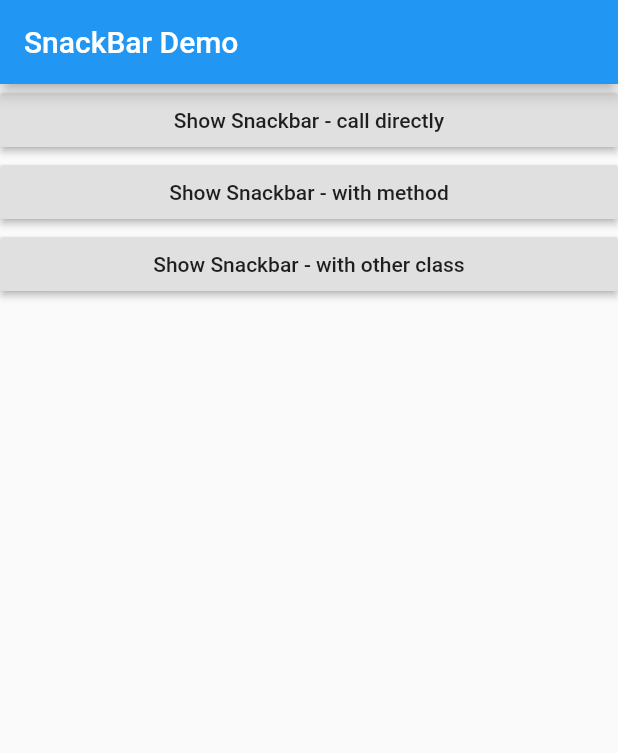
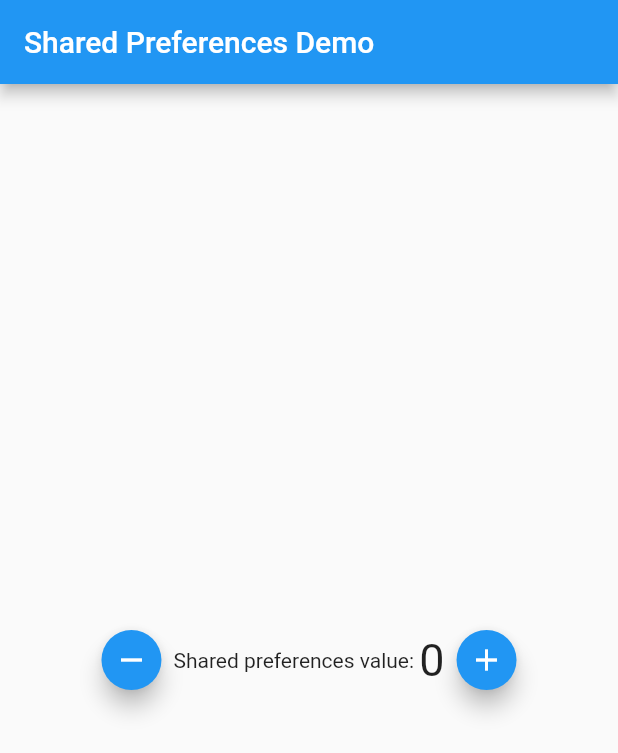
Before and after one commit to miji-lee-developer/flutter_examples, a Flutter app: the screen it shows after launch, on a phone screen of 412 x 824 dp. Shown: the top 753 px of the screen. Run offline on Flutter 3.47's test engine with Material 2 defaults, Android fonts, the phone set to English and light mode, and no system bars; our stand-ins replace shared_preferences.

Commit message:
Day 5. example - Two FloatingActionButtons

```diff
--- a/lib/main.dart
+++ b/lib/main.dart
@@ -1,4 +1,5 @@
 import 'package:flutter/material.dart';
+import 'package:shared_preferences/shared_preferences.dart';
 
 void main() => runApp(MyApp());
 
@@ -11,95 +12,88 @@ class MyApp extends StatelessWidget {
         primarySwatch: Colors.blue,
         visualDensity: VisualDensity.adaptivePlatformDensity,
       ),
-      home: SnackBarWidget(title: 'SnackBar Demo'),
+      home: SharedPreferencesDemo(title: 'Shared Preferences Demo'),
     );
   }
 }
 
-SnackBarWidgetState pageState;
+SharedPreferencesDemoState pageState;
 
-class SnackBarWidget extends StatefulWidget {
-  SnackBarWidget({Key key, this.title}) : super(key: key);
+class SharedPreferencesDemo extends StatefulWidget {
+  SharedPreferencesDemo({Key key, this.title}) : super(key: key);
 
   final String title;
 
   @override
-  SnackBarWidgetState createState() {
-    pageState = SnackBarWidgetState();
+  SharedPreferencesDemoState createState() {
+    pageState = SharedPreferencesDemoState();
     return pageState;
   }
 }
 
-class SnackBarWidgetState extends State<SnackBarWidget> {
-  final scaffoldKey = GlobalKey<ScaffoldState>();
+class SharedPreferencesDemoState extends State<SharedPreferencesDemo> {
+  int counter;
+
+  @override
+  void initState() {
+    super.initState();
+    getCounter();
+  }
+
+  getCounter() async {
+    SharedPreferences prefs = await SharedPreferences.getInstance();
+    setState(() {
+      counter = (prefs.getInt("counter") ?? 0);
+    });
+  }
+
+  setCounter() async {
+    SharedPreferences prefs = await SharedPreferences.getInstance();
+    prefs.setInt("counter", counter);
+  }
 
   @override
   Widget build(BuildContext context) {
     return Scaffold(
-      key: scaffoldKey,
       appBar: AppBar(title: Text(widget.title)),
-      body: ListView(
+      body: Center(
+        child: Row(
+          mainAxisAlignment: MainAxisAlignment.center,
           children: <Widget>[
-          RaisedButton(
-            child: Text("Show Snackbar - call directly"),
-            onPressed: (){
-              scaffoldKey.currentState.showSnackBar(
-                SnackBar(
-                  content: Text("Did you call me?"),
-                  backgroundColor: Colors.orange,
-                  action: SnackBarAction(
-                    label: "Done",
-                    textColor: Colors.white,
-                    onPressed: (){},
+            SizedBox(
+              height: 40,
+              child: FloatingActionButton(
+                heroTag: "remove",
+                child: Icon(Icons.remove),
+                onPressed: () {
+                  setState(() {
+                    counter--;
+                  });
+                  setCounter();
+                },
               ),
             ),
-              );
+            Text("Shared preferences value: "),
+            Text(
+              "${counter.toString()}",
+              style: TextStyle(fontSize: 30),
+            ),
+            SizedBox(
+              height: 40,
+              child: FloatingActionButton(
+                heroTag: "add",
+                child: Icon(Icons.add),
+                onPressed: () {
+                  setState(() {
+                    counter++;
+                  });
+                  setCounter();
                 },
               ),
-          RaisedButton(
-            child: Text("Show Snackbar - with method"),
-            onPressed: (){
-              showSnackbarWithKey();
-            },
-          ),
-          RaisedButton(
-            child: Text("Show Snackbar - with other class"),
-            onPressed: () {
-              SnackBarManager.showSnackBar(scaffoldKey, "Hello");
-            },
             ),
           ],
-      ),
-    );
-  }
-
-  showSnackbarWithKey() {
-    scaffoldKey.currentState.showSnackBar(
-      SnackBar(
-        content: Text("Did you call me?"),
-        backgroundColor: Colors.blue,
-        action: SnackBarAction(
-          label: "Done",
-          textColor: Colors.white,
-          onPressed: () {},
         ),
       ),
     );
   }
 }
-
-class SnackBarManager {
-  static void showSnackBar(GlobalKey<ScaffoldState> scaffoldKey, String message) {
-    scaffoldKey.currentState.showSnackBar(
-      SnackBar(
-        content: Text(message + ", Did you call me?"),
-        backgroundColor: Colors.red,
-        action: SnackBarAction(
-          label: "Done",
-          textColor: Colors.white,
-          onPressed: () {},
-        ),
-      ),
-    );
-  }
-}
--- a/pubspec.yaml
+++ b/pubspec.yaml
@@ -32,6 +32,7 @@ dependencies:
 dev_dependencies:
   flutter_test:
     sdk: flutter
+  shared_preferences: ^0.5.3+4
 
 # For information on the generic Dart part of this file, see the
 # following page: https://dart.dev/tools/pub/pubspec
```
Also changed, not shown: pubspec.lock. Lines whose indentation alone changed are shown as unchanged.
